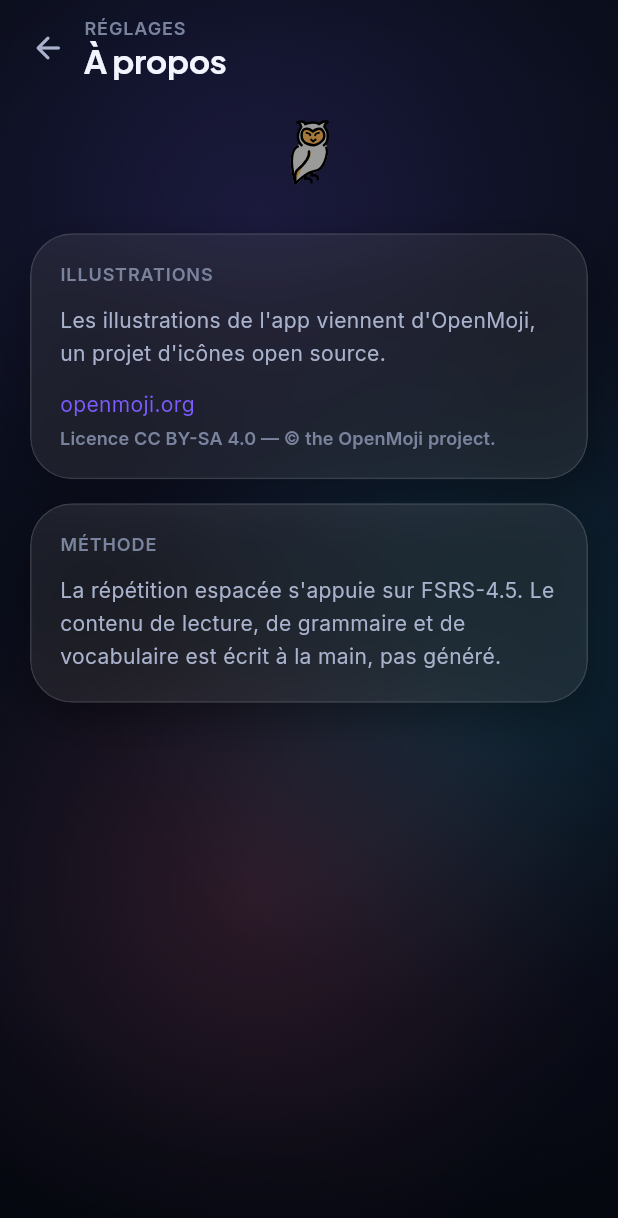
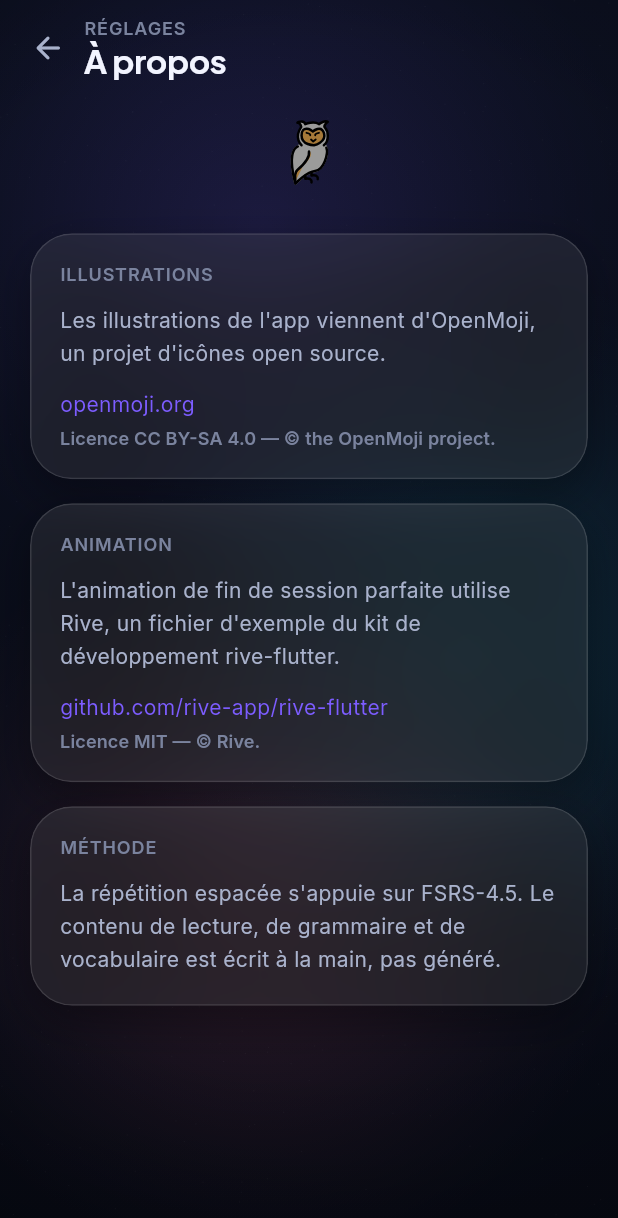
Before and after one commit to antoinedurbi-bot/LanguageLearning, a Flutter app: the CreditsScreen screen opened directly, on a phone screen of 412 x 824 dp. Shown: the top 1218 px of the screen. Run offline on Flutter 3.47's test engine with Material 3 defaults, Android fonts, the phone set to English and light mode, and no system bars; our stand-ins replace cloud_firestore, firebase_auth, firebase_core, flutter_svg, flutter_tts, rive and 1 more; accounts and stored records are empty.

Commit message:
Add one real Rive animation, for the one moment that earns it
The user shared two reference skills (flutter-language-learning-app,
flutter-dev-toolkit) and asked for a from-the-ground-up improvement pass.
Both skills recommend package choices (Riverpod, Drift, go_router, Rive)
that differ from what this app already has working and tested. Rather
than apply them wholesale, each was judged on whether it unlocks real
future work — the standard the user set explicitly.

Riverpod and go_router: skipped. Provider handles the app's single
orchestrator (LearningController) fine, and nothing on the roadmap needs
deep linking. Migrating either would be a large, risky rewrite against
147 passing tests for no concrete gain right now.

Rive: this commit. The rive-flutter package's own bundled example asset
(rocket.riv, MIT licensed — same repository, same license as the code)
now plays as a fully interactive animation on the session summary screen,
but only when a session ends at 95%+ accuracy. Everywhere else keeps the
static OpenMoji SVGs from the previous pass: Rive doesn't have a full
character sheet for this app, and stretching one borrowed asset into a
fake mascot system everywhere would look cheaper than using it honestly,
once, where it means something.

Verified the actual widget source (fetched via the pub.dev archive, since
GitHub's raw content and API are inconsistently reachable through the
session's proxy) before writing the fallback: RiveAnimation has no error
callback, and swallows a load failure into an indefinite null artboard.
Its `placeHolder` covers both loading and permanent failure, so it now
holds the same static rocket illustration used elsewhere in the app —
consistent with how every other asset in the app degrades to something,
never a blank box.

Deferred a full Drift storage migration: the repository classes
(ProgressRepository, CollectionRepository, SettingsRepository) already
form a clean boundary that would make swapping the backing store safe
later, but it's a large enough change to warrant its own pass rather than
riding along with this one.

Co-Authored-By: Claude Opus 5 <noreply@anthropic.com>
Claude-Session: https://claude.ai/code/session_012DLDLcxtSYxdSkEm4QXwY9

```diff
--- a/frontend/lib/features/profile/credits_screen.dart
+++ b/frontend/lib/features/profile/credits_screen.dart
@@ -84,6 +84,36 @@ class CreditsScreen extends StatelessWidget {
                       child: Column(
                         crossAxisAlignment: CrossAxisAlignment.start,
                         children: [
+                          Text('ANIMATION', style: context.type.labelSmall),
+                          const SizedBox(height: LL.s12),
+                          Text(
+                            'L\'animation de fin de session parfaite utilise '
+                            'Rive, un fichier d\'exemple du kit de '
+                            'développement rive-flutter.',
+                            style: context.type.bodyMedium,
+                          ),
+                          const SizedBox(height: LL.s12),
+                          Text(
+                            'github.com/rive-app/rive-flutter',
+                            style: context.type.bodyMedium
+                                ?.copyWith(color: c.accent),
+                          ),
+                          const SizedBox(height: LL.s4),
+                          Text(
+                            'Licence MIT — © Rive.',
+                            style: context.type.labelSmall?.copyWith(
+                              color: c.textTertiary,
+                              letterSpacing: 0.1,
+                            ),
+                          ),
+                        ],
+                      ),
+                    ),
+                    const SizedBox(height: LL.s16),
+                    GlassCard(
+                      child: Column(
+                        crossAxisAlignment: CrossAxisAlignment.start,
+                        children: [
                           Text('MÉTHODE', style: context.type.labelSmall),
                           const SizedBox(height: LL.s12),
                           Text(
--- a/frontend/pubspec.yaml
+++ b/frontend/pubspec.yaml
@@ -17,6 +17,7 @@ dependencies:
   shared_preferences: ^2.5.3
   flutter_tts: ^4.2.5
   flutter_svg: ^2.0.17
+  rive: ^0.13.20
 
 dev_dependencies:
   flutter_test:
@@ -33,6 +34,8 @@ flutter:
     - assets/data/
     # OpenMoji (CC BY-SA 4.0, https://openmoji.org) — see assets/illustrations/CREDITS.md.
     - assets/illustrations/
+    # rive-flutter example asset (MIT) — see assets/rive/CREDITS.md.
+    - assets/rive/
 
   # Fonts are bundled rather than fetched at runtime: the app is designed to
   # work offline, and a network-dependent typeface would leave the first launch
```
Also changed, not shown: frontend/lib/core/widgets/rive_moment.dart (added, +50 -0 lines), frontend/lib/features/session/session_screen.dart (+12 -7 lines), frontend/pubspec.lock, 4 other files.
